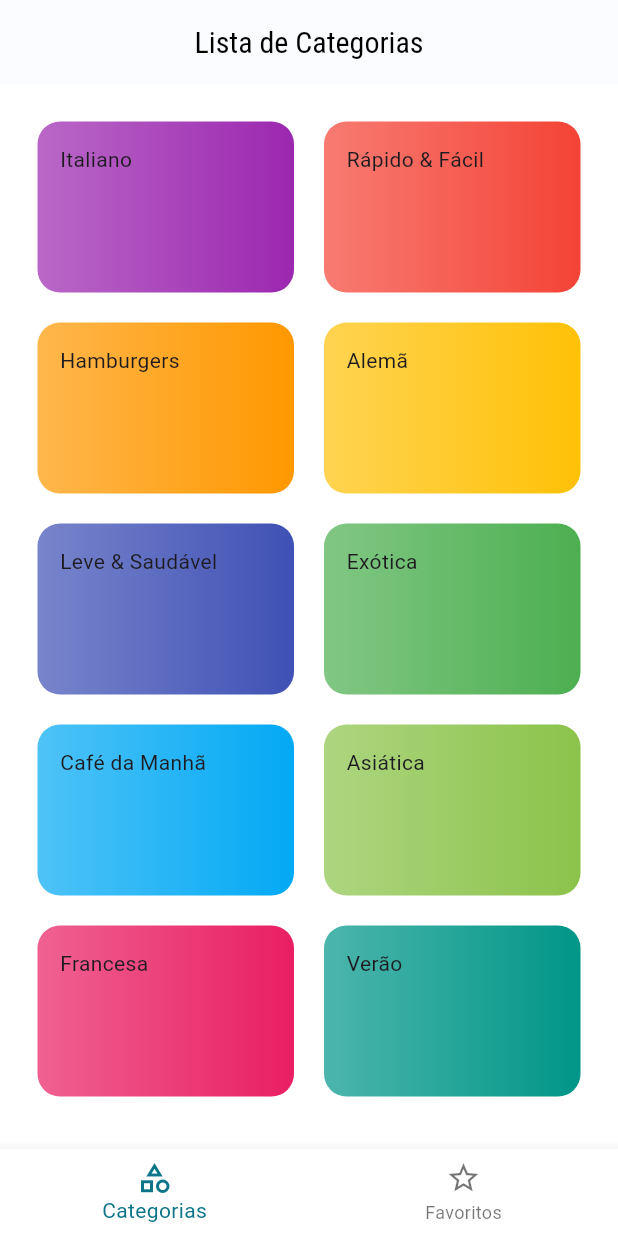
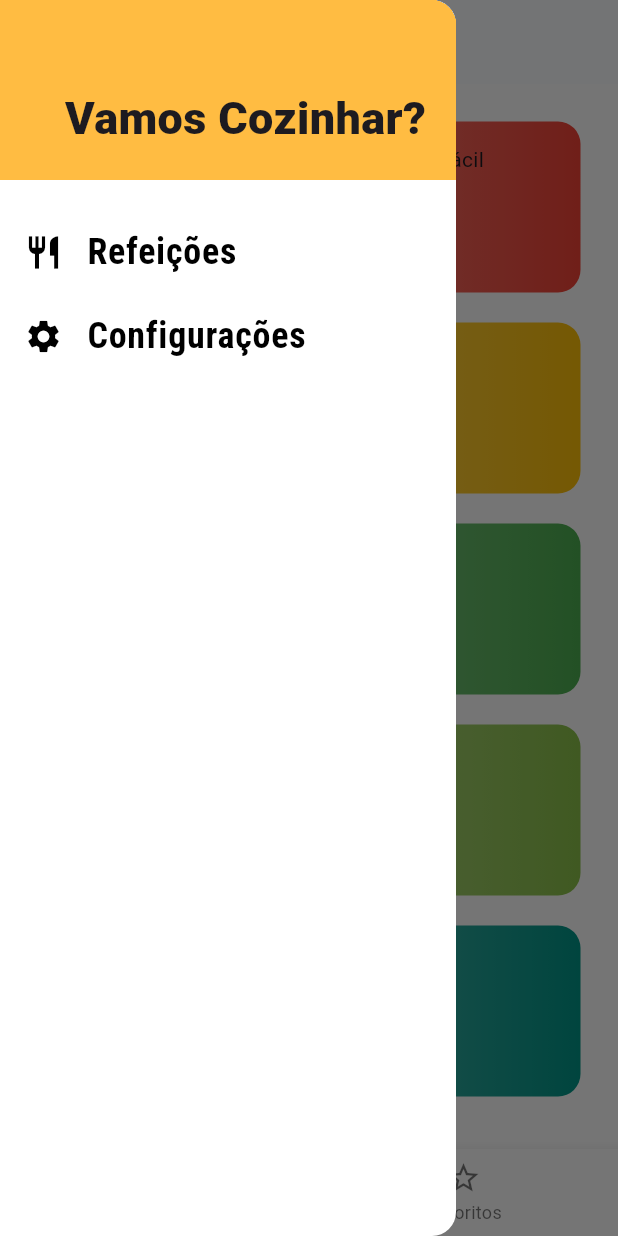
Before and after one commit to GoedertDalmolin/meals, a Flutter app: the screen it shows after launch, with the side drawer open (before the commit the screen has no drawer), on a phone screen of 412 x 824 dp. Run offline on Flutter 3.47's test engine with Material 3 defaults, Android fonts, the phone set to English and light mode, and no system bars; our stand-ins replace google_fonts.

Commit message:
Created a drawer for the application. Added navigations through the drawer.

```diff
--- /dev/null
+++ b/lib/components/main_drawer.dart
@@ -0,0 +1,60 @@
+import 'package:flutter/material.dart';
+import 'package:google_fonts/google_fonts.dart';
+import 'package:meals/utils/app_routes.dart';
+
+class MainDrawer extends StatelessWidget {
+  const MainDrawer({super.key});
+
+  Widget _createItem({required IconData icon, required String label, required Function onTap}) {
+    return ListTile(
+      leading: Icon(
+        icon,
+        size: 26,
+      ),
+      title: Text(
+        label,
+        style: GoogleFonts.robotoCondensed(
+          fontSize: 24,
+          fontWeight: FontWeight.bold,
+        ),
+      ),
+      onTap: () {
+        onTap();
+      },
+    );
+  }
+
+  @override
+  Widget build(BuildContext context) {
+    return Drawer(
+      child: Column(
+        children: [
+          Container(
+            height: 120,
+            width: double.infinity,
+            padding: const EdgeInsets.all(20),
+            color: Theme.of(context).colorScheme.secondary,
+            alignment: Alignment.bottomRight,
+            child: const Text(
+              'Vamos Cozinhar?',
+              style: TextStyle(
+                fontWeight: FontWeight.w900,
+                fontSize: 30,
+                // color: Theme.of(context).primaryColor,
+              ),
+            ),
+          ),
+          const SizedBox(
+            height: 20,
+          ),
+          _createItem(icon: Icons.restaurant, label: 'Refeições', onTap: () {
+            Navigator.pushNamed(context, AppRoutes.home);
+          }),
+          _createItem(icon: Icons.settings, label: 'Configurações', onTap: () {
+            Navigator.pushNamed(context, AppRoutes.settings);
+          }),
+        ],
+      ),
+    );
+  }
+}
--- a/lib/main.dart
+++ b/lib/main.dart
@@ -3,6 +3,7 @@ import 'package:google_fonts/google_fonts.dart';
 import 'package:meals/data/colors.dart';
 import 'package:meals/screens/categories_meals_screen.dart';
 import 'package:meals/screens/meal_detail_screen.dart';
+import 'package:meals/screens/settings_screen.dart';
 import 'package:meals/screens/tabs_screen.dart';
 import 'package:meals/utils/app_routes.dart';
 
@@ -32,6 +33,7 @@ void main() {
         AppRoutes.home: (context) => const TabsScreen(),
         AppRoutes.categoriesMeals: (context) => const CategoriesMealsScreen(),
         AppRoutes.mealDetail: (context) => const MealDetailScreen(),
+        AppRoutes.settings: (context) => const SettingsScreen(),
       },
     ),
   );
--- a/lib/screens/tabs_screen.dart
+++ b/lib/screens/tabs_screen.dart
@@ -1,4 +1,5 @@
 import 'package:flutter/material.dart';
+import 'package:meals/components/main_drawer.dart';
 import 'package:meals/screens/category_screen.dart';
 import 'package:meals/screens/favorite_screen.dart';
 
@@ -34,6 +35,7 @@ class _TabsScreenState extends State<TabsScreen> {
         // elevation: 0,
         title: Text(_screens[_selectedScreenIndex]['title'] as String),
       ),
+      drawer: MainDrawer(),
       body: _screens[_selectedScreenIndex]['screen'] as Widget,
       bottomNavigationBar: BottomNavigationBar(
         onTap: _selectScreen,
--- a/lib/utils/app_routes.dart
+++ b/lib/utils/app_routes.dart
@@ -2,4 +2,5 @@ class AppRoutes {
   static const home = '/';
   static const categoriesMeals = '/categories-meals';
   static const mealDetail = '/meal-detail';
+  static const settings = '/settings';
 }
```
Also changed, not shown: lib/screens/settings_screen.dart (added, +18 -0 lines).
